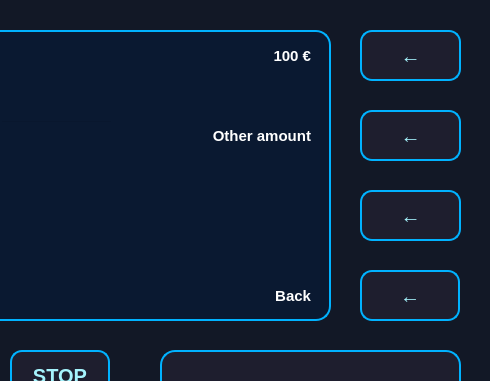
This is bank-automat/withdraw.ui in DeveMike/Software_Development_Application_Project as Qt 5 draws it before an edit; both pictures show x 380 to 870 and y 0 to 381 of the 870 by 640 pixel window. The edited form follows.
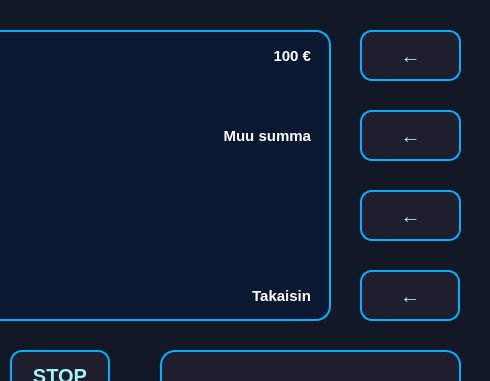
This is the edited form. Icons and pictures are not drawn.

Diff of the .ui file:
```diff
--- a/bank-automat/withdraw.ui
+++ b/bank-automat/withdraw.ui
@@ -427,7 +427,7 @@
 text-transform: uppercase;</string>
    </property>
    <property name="text">
-    <string>Other amount</string>
+    <string>Muu summa</string>
    </property>
    <property name="alignment">
     <set>Qt::AlignmentFlag::AlignRight|Qt::AlignmentFlag::AlignTrailing|Qt::AlignmentFlag::AlignVCenter</set>
@@ -1536,7 +1536,7 @@
 text-transform: uppercase;</string>
    </property>
    <property name="text">
-    <string>Back</string>
+    <string>Takaisin</string>
    </property>
    <property name="alignment">
     <set>Qt::AlignmentFlag::AlignRight|Qt::AlignmentFlag::AlignTrailing|Qt::AlignmentFlag::AlignVCenter</set>
```
